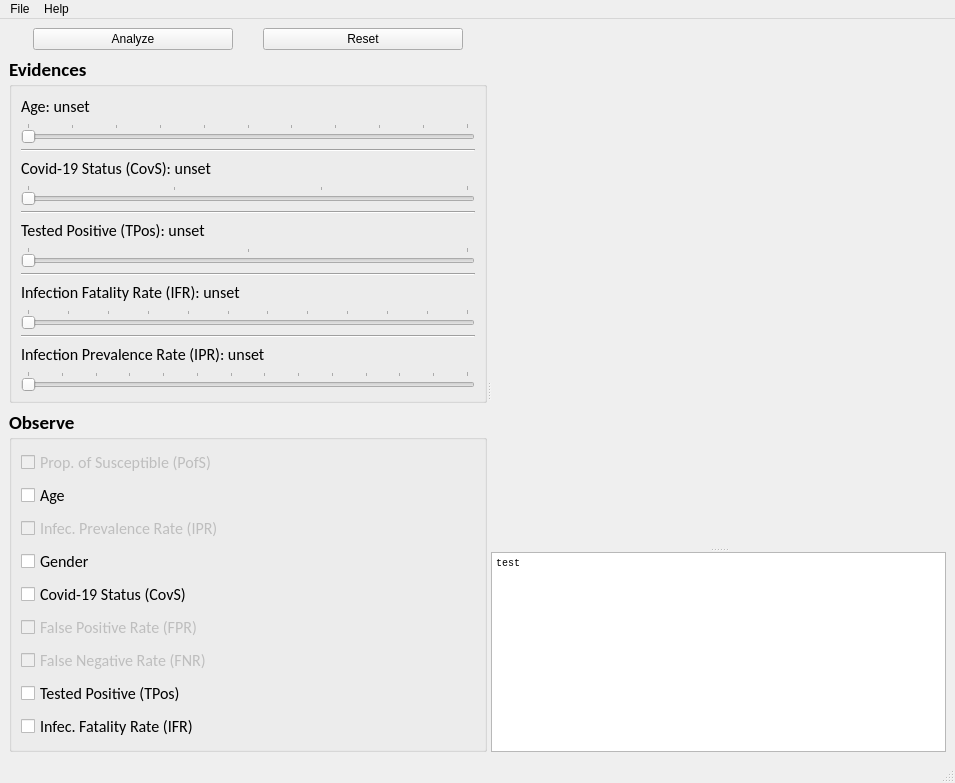
First picture: the form in mainwindow.ui, repository helderc/dss-bt-risk, before the edit.
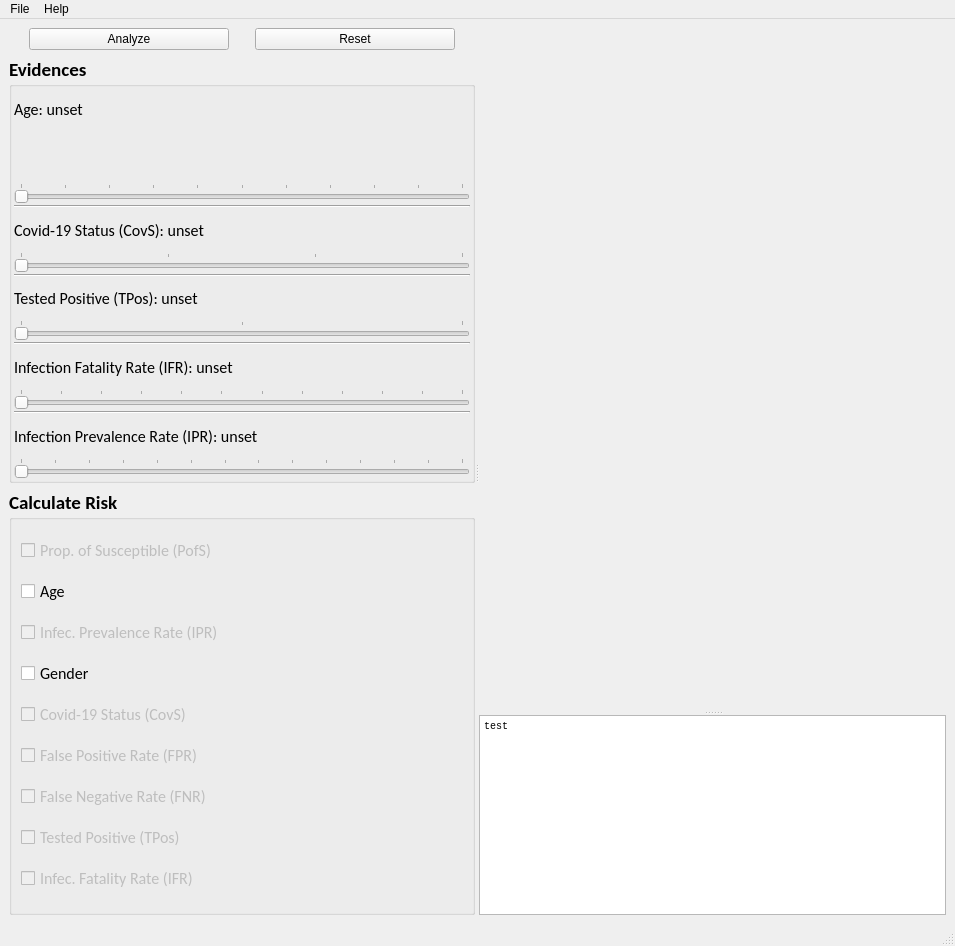
Second picture: the form after the edit. Custom widgets are drawn as their Qt base class.

Commit message: upd: initial tooltip for age is working

```diff
--- a/mainwindow.ui
+++ b/mainwindow.ui
@@ -7,7 +7,7 @@
     <x>0</x>
     <y>0</y>
     <width>955</width>
-    <height>711</height>
+    <height>946</height>
    </rect>
   </property>
   <property name="windowTitle">
@@ -87,6 +87,21 @@
            <string>Evidences</string>
           </property>
           <layout class="QVBoxLayout" name="verticalLayout">
+           <property name="spacing">
+            <number>2</number>
+           </property>
+           <property name="leftMargin">
+            <number>2</number>
+           </property>
+           <property name="topMargin">
+            <number>2</number>
+           </property>
+           <property name="rightMargin">
+            <number>2</number>
+           </property>
+           <property name="bottomMargin">
+            <number>2</number>
+           </property>
            <item>
             <widget class="QLabel" name="lblAge">
              <property name="font">
@@ -102,6 +117,22 @@
              </property>
             </widget>
            </item>
+           <item>
+            <widget class="QChartView" name="plotAge" native="true">
+             <property name="sizePolicy">
+              <sizepolicy hsizetype="Preferred" vsizetype="Maximum">
+               <horstretch>0</horstretch>
+               <verstretch>0</verstretch>
+              </sizepolicy>
+             </property>
+             <property name="minimumSize">
+              <size>
+               <width>0</width>
+               <height>50</height>
+              </size>
+             </property>
+            </widget>
+           </item>
            <item>
             <widget class="QSlider" name="sldrAge">
              <property name="minimum">
@@ -328,7 +359,7 @@
            </font>
           </property>
           <property name="title">
-           <string>Observe</string>
+           <string>Calculate Risk</string>
           </property>
           <layout class="QVBoxLayout" name="verticalLayout_3">
            <item>
@@ -395,6 +426,9 @@
            </item>
            <item>
             <widget class="QCheckBox" name="ckbCovS">
+             <property name="enabled">
+              <bool>false</bool>
+             </property>
              <property name="font">
               <font>
                <pointsize>12</pointsize>
@@ -443,6 +477,9 @@
            </item>
            <item>
             <widget class="QCheckBox" name="ckbTPos">
+             <property name="enabled">
+              <bool>false</bool>
+             </property>
              <property name="font">
               <font>
                <pointsize>12</pointsize>
@@ -457,6 +494,9 @@
            </item>
            <item>
             <widget class="QCheckBox" name="ckbIFR">
+             <property name="enabled">
+              <bool>false</bool>
+             </property>
              <property name="font">
               <font>
                <pointsize>12</pointsize>
```
Left out of the diff: 2 changed lines with no effect on the pictures. The commit also changes 1 other file.
